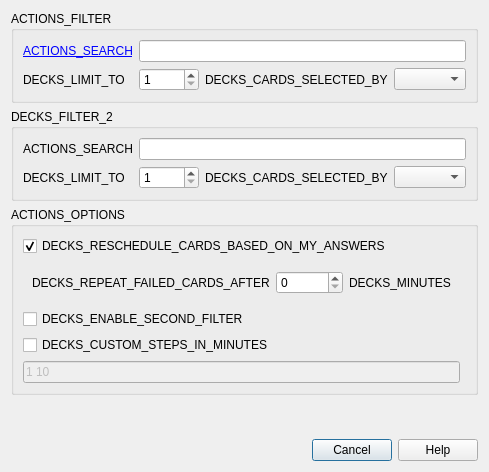
Old version of the form qt/aqt/forms/dyndconf.ui in the repository ankitects/anki.
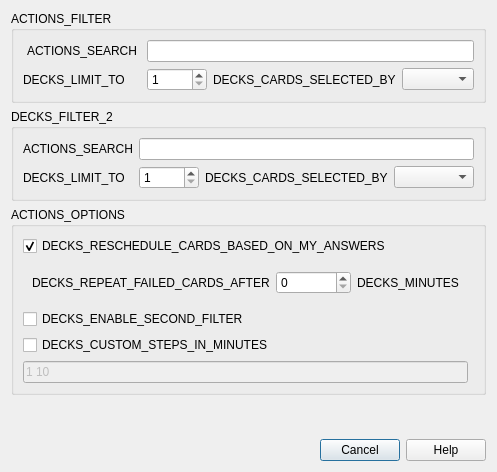
New version of the form.

Commit message:
Style browser-from-filtered-deck button
Use theme color and add hover effect.

```diff
--- a/qt/aqt/forms/dyndconf.ui
+++ b/qt/aqt/forms/dyndconf.ui
@@ -22,17 +22,9 @@
      <layout class="QGridLayout" name="gridLayout">
       <item row="1" column="0">
        <widget class="QPushButton" name="search_button">
-        <property name="font">
-         <font>
-          <underline>true</underline>
-         </font>
-        </property>
         <property name="toolTip">
          <string>SEARCH_VIEW_IN_BROWSER</string>
         </property>
-        <property name="styleSheet">
-         <string notr="true">QPushButton { text-align: left; color: blue; padding: 0; border: 0 }</string>
-        </property>
         <property name="text">
          <string>ACTIONS_SEARCH</string>
         </property>
```
The commit also changes 1 other file.
